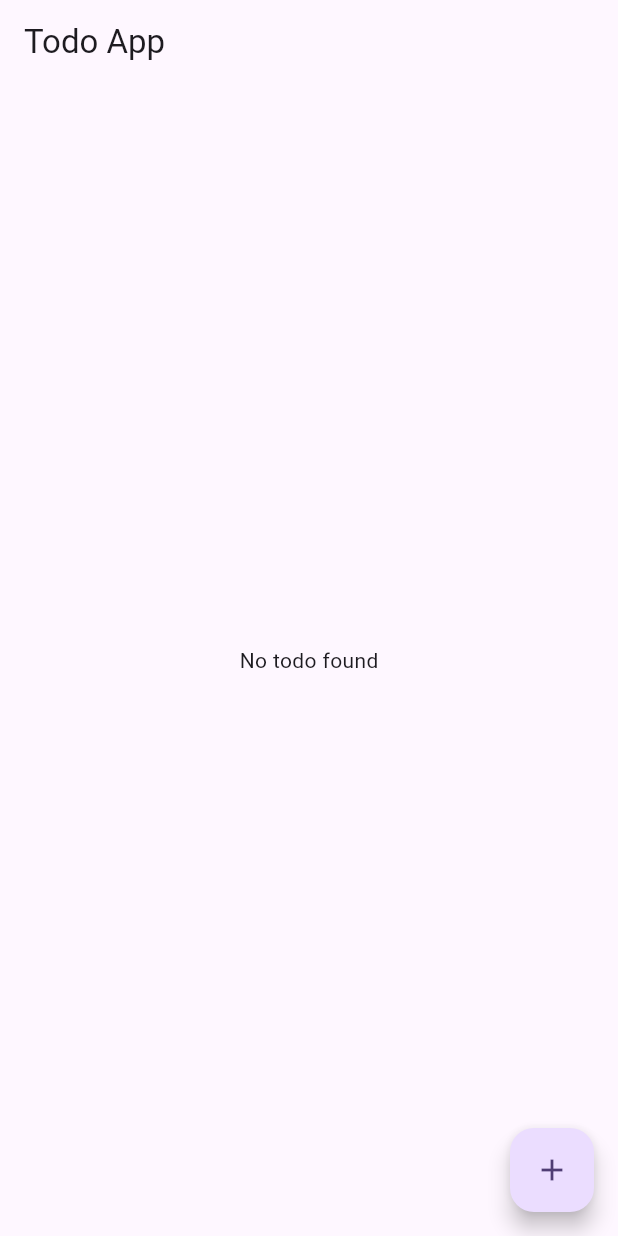
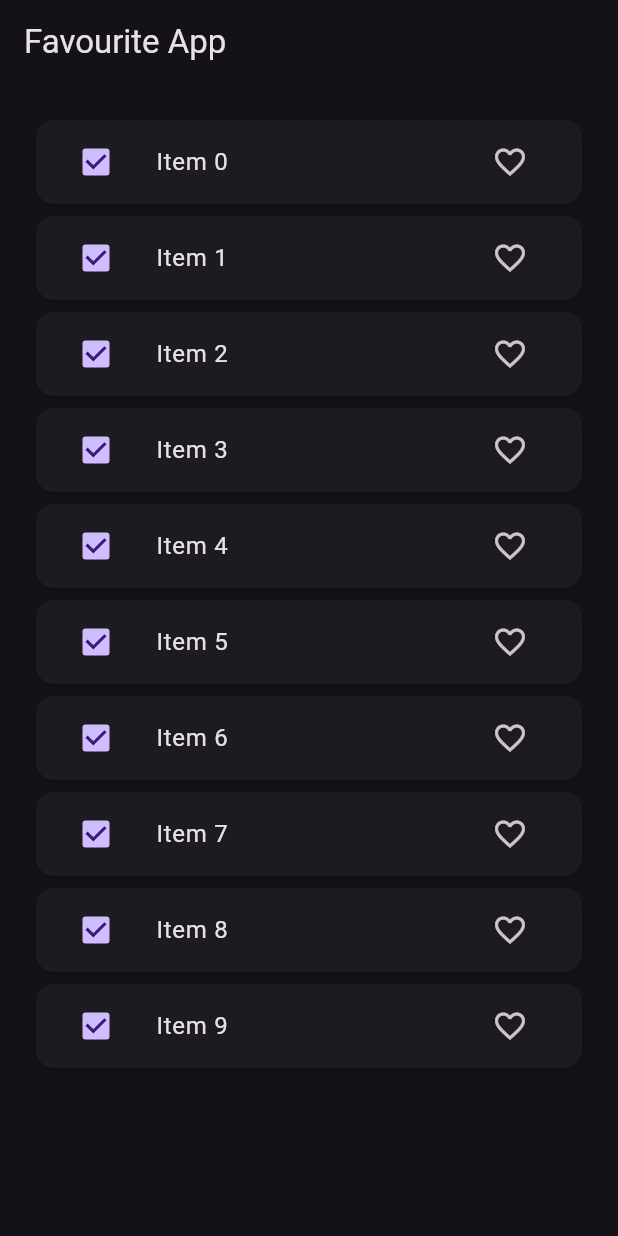
Before and after one commit to jaiminrakholiya/flutter_bloc_example, a Flutter app: the screen it shows after launch, on a phone screen of 412 x 824 dp. Run offline on Flutter 3.47's test engine with Material 3 defaults, Android fonts, the light colour scheme and no system bars; our stand-ins replace bloc, equatable, flutter_bloc, image_picker.

Commit message:
Favoutite app

```diff
--- /dev/null
+++ b/lib/bloc/favourite_app/favourite_app_bloc.dart
@@ -0,0 +1,59 @@
+import 'package:bloc/bloc.dart';
+import 'package:flutter_bloc_all/bloc/favourite_app/favourite_app_event.dart';
+import 'package:flutter_bloc_all/bloc/favourite_app/favourite_app_state.dart';
+import 'package:flutter_bloc_all/model/favourite_item_model.dart';
+import 'package:flutter_bloc_all/repository/favourite_repository.dart';
+
+class FavouriteBloc extends Bloc<FavouriteEvents, FavouriteItemStates> {
+  List<FavouriteItemModel> favouriteList = [];
+  List<FavouriteItemModel> temFavouriteItemList = [];
+  FavouriteRepositoty favouriteRepositoty;
+
+  FavouriteBloc(this.favouriteRepositoty) : super(const FavouriteItemStates()) {
+    on<FetchFavouriteList>(fetchList);
+    on<FavouriteItem>(_addFavouriteItem);
+    on<SelectItem>(_selectItem);
+    on<UnSelectItem>(_unSelectItem);
+    on<DeleteItem>(_deleteItem);
+
+  }
+
+  void fetchList(
+      FetchFavouriteList event, Emitter<FavouriteItemStates> emit) async {
+    favouriteList = await favouriteRepositoty.fetchItem();
+    emit(state.copyWith(
+        favouriteItemList: List.from(favouriteList),
+        listStatus: ListStatus.success));
+  }
+
+  void _addFavouriteItem(
+      FavouriteItem event, Emitter<FavouriteItemStates> emit) async {
+    final index =
+        favouriteList.indexWhere((element) => element.id == element.id);
+    favouriteList[index] = event.item;
+    emit(state.copyWith(favouriteItemList: List.from(favouriteList)));
+  }
+
+  void _selectItem(SelectItem event, Emitter<FavouriteItemStates> emit) async {
+    temFavouriteItemList.add(event.item);
+    emit(state.copyWith(temFavouriteItemList: List.from(temFavouriteItemList)));
+  }
+
+  void _unSelectItem(
+      UnSelectItem event, Emitter<FavouriteItemStates> emit) async {
+    temFavouriteItemList.remove(event.item);
+    emit(state.copyWith(temFavouriteItemList: List.from(temFavouriteItemList)));
+  }
+
+  void _deleteItem(
+      DeleteItem event, Emitter<FavouriteItemStates> emit) async {
+      for(int i=0; i<temFavouriteItemList.length; i++){
+        favouriteList.remove(temFavouriteItemList[i]);
+      }
+      temFavouriteItemList.clear();
+    emit(state.copyWith(
+      favouriteItemList: List.from(favouriteList),
+        temFavouriteItemList: List.from(temFavouriteItemList),
+    ));
+  }
+}
--- /dev/null
+++ b/lib/bloc/favourite_app/favourite_app_event.dart
@@ -0,0 +1,28 @@
+import 'package:equatable/equatable.dart';
+
+import '../../model/favourite_item_model.dart';
+
+abstract class FavouriteEvents extends Equatable{
+  const FavouriteEvents();
+  @override
+  List<Object> get props => [];
+}
+
+class FetchFavouriteList extends FavouriteEvents{}
+
+class FavouriteItem extends FavouriteEvents{
+  final FavouriteItemModel item;
+ const FavouriteItem({required this.item});
+}
+
+class SelectItem extends FavouriteEvents{
+  final FavouriteItemModel item;
+  const   SelectItem({required this.item});
+}
+
+class UnSelectItem extends FavouriteEvents{
+  final FavouriteItemModel item;
+  const UnSelectItem({required this.item});
+}
+
+class DeleteItem extends FavouriteEvents{}
--- /dev/null
+++ b/lib/bloc/favourite_app/favourite_app_state.dart
@@ -0,0 +1,31 @@
+import 'package:equatable/equatable.dart';
+import 'package:flutter_bloc_all/model/favourite_item_model.dart';
+
+enum ListStatus { loading, success, failure }
+
+class FavouriteItemStates extends Equatable {
+  final List<FavouriteItemModel> favouriteItemList;
+  final List<FavouriteItemModel> temFavouriteItemList;
+  final ListStatus listStatus;
+
+  const FavouriteItemStates(
+      {this.favouriteItemList = const [],
+      this.temFavouriteItemList = const [],
+      this.listStatus = ListStatus.loading});
+
+  FavouriteItemStates copyWith(
+      {List<FavouriteItemModel>? favouriteItemList,
+      List<FavouriteItemModel>? temFavouriteItemList,
+      ListStatus? listStatus}) {
+    return FavouriteItemStates(
+      favouriteItemList: favouriteItemList ?? this.favouriteItemList,
+      temFavouriteItemList: favouriteItemList ?? this.temFavouriteItemList,
+      listStatus: listStatus ?? this.listStatus,
+    );
+  }
+
+  @override
+  // TODO: implement props
+  List<Object?> get props =>
+      [favouriteItemList, temFavouriteItemList, listStatus];
+}
--- a/lib/main.dart
+++ b/lib/main.dart
@@ -1,13 +1,14 @@
 import 'package:flutter/material.dart';
 import 'package:flutter_bloc_all/bloc/counter/counter_bloc.dart';
 import 'package:flutter_bloc_all/bloc/todo/to_do_bloc.dart';
+import 'package:flutter_bloc_all/repository/favourite_repository.dart';
+import 'package:flutter_bloc_all/ui/favourite_app/favoruite_app_screen.dart';
 import 'package:flutter_bloc_all/ui/image_picker/image_picker_screen.dart';
 import 'package:flutter_bloc_all/utils/image_picker_utils.dart';
+import 'bloc/favourite_app/favourite_app_bloc.dart';
 import 'bloc/image_picker/image_picker_bloc.dart';
 import 'bloc/switch_example/switch_bloc.dart';
-
 import 'package:flutter_bloc/flutter_bloc.dart';
-
 import 'ui/switch_example/switch_example_screen.dart';
 import 'ui/todo/to_do_screen.dart';
 
@@ -26,14 +27,15 @@ class MyApp extends StatelessWidget {
         BlocProvider(create: (_) => SwitchBloc()),
         BlocProvider(create: (_) => ImagePickerBloc(ImagePickerUtils())),
         BlocProvider(create: (_) => ToDoBloc()),
+        BlocProvider(create: (_) => FavouriteBloc(FavouriteRepositoty())),
       ],
       child: MaterialApp(
         title: 'Flutter Demo',
         theme: ThemeData(
-          colorScheme: ColorScheme.fromSeed(seedColor: Colors.deepPurple),
+          brightness: Brightness.dark,
           useMaterial3: true,
         ),
-        home: ToDoScreen(),
+        home: FavoruiteAppScreen(),
       ),
     );
   }
--- /dev/null
+++ b/lib/model/favourite_item_model.dart
@@ -0,0 +1,29 @@
+import 'package:equatable/equatable.dart';
+
+class FavouriteItemModel extends Equatable {
+  const FavouriteItemModel({
+    required this.id,
+    required this.value,
+    this.isDeleting = false,
+    this.isFavourite = false,
+  });
+
+  final String id;
+  final String value;
+  final bool isDeleting;
+  final bool isFavourite;
+
+  FavouriteItemModel copyWith(
+      {String? id, String? value, bool? isDeleting, bool? isFavourite}) {
+    return FavouriteItemModel(
+      id: id ?? this.id,
+      value: value ?? this.value,
+      isDeleting: isDeleting ?? this.isDeleting,
+      isFavourite: isFavourite ?? this.isFavourite,
+    );
+  }
+
+  @override
+  // TODO: implement props
+  List<Object?> get props =>  [id,value,isDeleting,isFavourite];
+}
--- /dev/null
+++ b/lib/repository/favourite_repository.dart
@@ -0,0 +1,15 @@
+import 'package:flutter_bloc_all/model/favourite_item_model.dart';
+
+class FavouriteRepositoty {
+  Future<List<FavouriteItemModel>> fetchItem() async {
+    await Future.delayed(Duration(seconds: 3));
+    return List.of(_generateList(10));
+  }
+
+  List<FavouriteItemModel> _generateList(int length) {
+    return List.generate(
+        length,
+        (index) =>
+            FavouriteItemModel(id: index.toString(), value: 'Item $index'));
+  }
+}
--- /dev/null
+++ b/lib/ui/favourite_app/favoruite_app_screen.dart
@@ -0,0 +1,81 @@
+import 'package:flutter/material.dart';
+import 'package:flutter_bloc/flutter_bloc.dart%20%20';
+import 'package:flutter_bloc_all/bloc/favourite_app/favourite_app_bloc.dart';
+import 'package:flutter_bloc_all/bloc/favourite_app/favourite_app_event.dart';
+import 'package:flutter_bloc_all/bloc/favourite_app/favourite_app_state.dart';
+import 'package:flutter_bloc_all/model/favourite_item_model.dart';
+
+class FavoruiteAppScreen extends StatefulWidget {
+  const FavoruiteAppScreen({super.key});
+
+  @override
+  State<FavoruiteAppScreen> createState() => _FavoruiteAppScreenState();
+}
+
+class _FavoruiteAppScreenState extends State<FavoruiteAppScreen> {
+  @override
+  @override
+  void initState() {
+    // TODO: implement initState
+    super.initState();
+    context.read<FavouriteBloc>().add(FetchFavouriteList());
+  }
+
+  Widget build(BuildContext context) {
+    return Scaffold(
+      appBar: AppBar(
+        title: Text('Favourite App'),
+      ),
+      body: Padding(
+        padding: const EdgeInsets.all(20.0),
+        child: BlocBuilder<FavouriteBloc, FavouriteItemStates>(
+            builder: (context, state) {
+          switch (state.listStatus) {
+            case ListStatus.loading:
+              return Center(child: const CircularProgressIndicator());
+            case ListStatus.failure:
+              return const Text('something went wrong');
+            case ListStatus.success:
+              return ListView.builder(
+                  itemCount: state.favouriteItemList.length,
+                  itemBuilder: (context, index) {
+                    final item = state.favouriteItemList[index];
+                    return Card(
+                        child: ListTile(
+                      leading: Checkbox(
+                        value: state.temFavouriteItemList.contains(item)?  true:false,
+                        onChanged: (value) {
+                          if (value!) {
+                            context
+                                .read<FavouriteBloc>()
+                                .add(SelectItem(item: item));
+                          } else {
+                            context
+                                .read<FavouriteBloc>()
+                                .add(UnSelectItem(item: item));
+                          }
+                        },
+                      ),
+                      title: Text(item.value.toString()),
+                      trailing: IconButton(
+                        onPressed: () {
+                          FavouriteItemModel itemModel = FavouriteItemModel(
+                              id: item.id,
+                              value: item.value,
+                              isFavourite: item.isFavourite ? false : true);
+                          context
+                              .read<FavouriteBloc>()
+                              .add(FavouriteItem(item: itemModel));
+                        },
+                        icon: Icon(item.isFavourite
+                            ? Icons.favorite
+                            : Icons.favorite_border_outlined),
+                      ),
+                    ));
+                  });
+          }
+        }),
+      ),
+    );
+  }
+}
```
